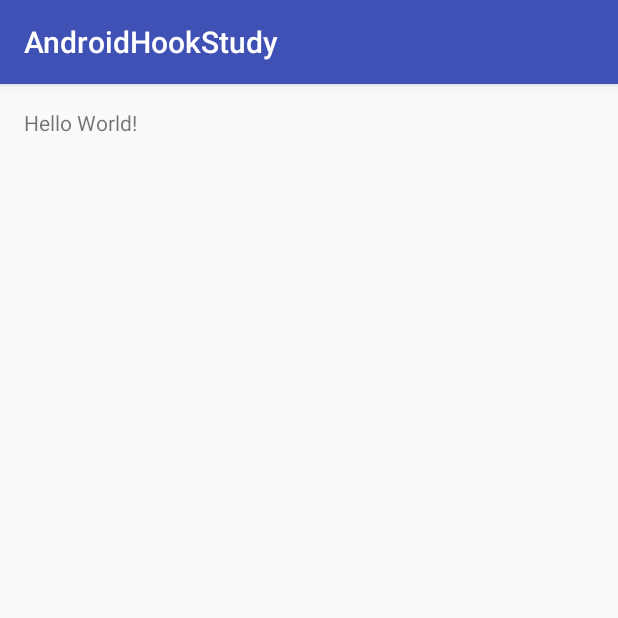
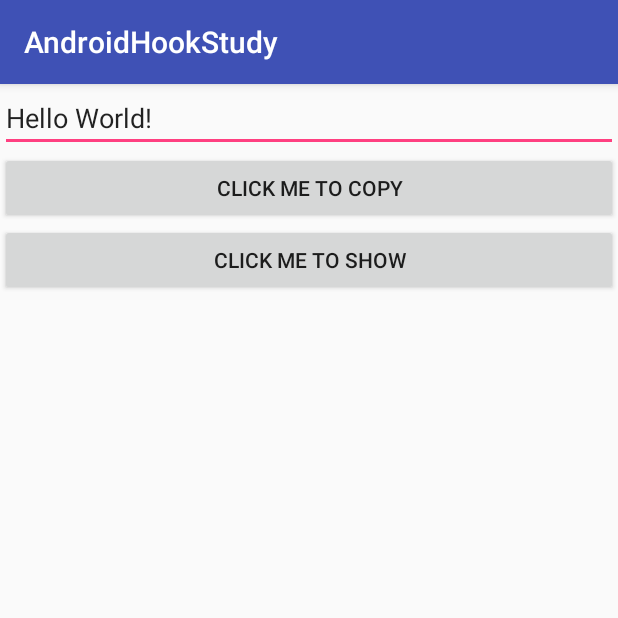
Before and after one commit to tingshuonitiao/AndroidHookStudy, an Android app: the screen it shows after launch (MainActivity), on a phone screen of 412 x 824 dp, the top half of it. Run offline under Robolectric (Android 15) with nearby library versions, the phone set to English and light mode, and no system bars.

Commit message:
done preliminary

```diff
--- /dev/null
+++ b/app/src/main/java/com/androidhook/tsnt/IClipboardHookBinderHandler.java
@@ -0,0 +1,38 @@
+package com.androidhook.tsnt;
+
+import android.os.IBinder;
+
+import java.lang.reflect.InvocationHandler;
+import java.lang.reflect.Method;
+import java.lang.reflect.Proxy;
+
+/**
+ * Created by Joinwe on 2017/8/16.
+ */
+
+public class IClipboardHookBinderHandler implements InvocationHandler {
+    private IBinder realSubject;
+    private Class iInterface;
+    private Class stubClass;
+
+    public IClipboardHookBinderHandler(IBinder realSubject) {
+        this.realSubject = realSubject;
+        try {
+            this.stubClass = Class.forName("android.content.IClipboard$Stub");
+            this.iInterface = Class.forName("android.content.IClipboard");
+        } catch (Exception e) {
+            e.printStackTrace();
+        }
+    }
+
+    @Override
+    public Object invoke(Object proxy, Method method, Object[] args) throws Throwable {
+        if ("queryLocalInterface".equals(method.getName())) {
+            return Proxy.newProxyInstance(realSubject.getClass().getClassLoader(),
+                    new Class[]{this.iInterface},
+                    new ClipboardHookBinderHandler(realSubject,stubClass));
+        }
+
+        return method.invoke(realSubject, args);
+    }
+}
--- a/app/src/main/java/com/androidhook/tsnt/MainActivity.java
+++ b/app/src/main/java/com/androidhook/tsnt/MainActivity.java
@@ -1,9 +1,20 @@
 package com.androidhook.tsnt;
 
+import android.content.ClipData;
+import android.content.ClipboardManager;
+import android.content.Context;
 import android.os.Bundle;
+import android.os.IBinder;
 import android.support.v7.app.AppCompatActivity;
+import android.view.View;
+import android.widget.Button;
+import android.widget.EditText;
+import android.widget.Toast;
 
-import com.androidhook.tsnt.androidhookstudy.R;
+import java.lang.reflect.Field;
+import java.lang.reflect.Method;
+import java.lang.reflect.Proxy;
+import java.util.Map;
 
 public class MainActivity extends AppCompatActivity {
 
@@ -11,5 +22,50 @@ public class MainActivity extends AppCompatActivity {
     protected void onCreate(Bundle savedInstanceState) {
         super.onCreate(savedInstanceState);
         setContentView(R.layout.activity_main);
+        hookClipboardService();
+        initView();
+    }
+
+    private void initView() {
+        final EditText editText = (EditText) findViewById(R.id.edittext);
+        Button copyBtn = (Button) findViewById(R.id.copy);
+        Button showBtn = (Button) findViewById(R.id.show);
+
+        final ClipboardManager clipboardManager = (ClipboardManager) getSystemService(Context.CLIPBOARD_SERVICE);
+
+        copyBtn.setOnClickListener(new View.OnClickListener() {
+            @Override
+            public void onClick(View v) {
+                String text = editText.getText().toString().trim();
+                ClipData clip = ClipData.newPlainText("simple text", text);
+                clipboardManager.setPrimaryClip(clip);
+            }
+        });
+        showBtn.setOnClickListener(new View.OnClickListener() {
+            @Override
+            public void onClick(View v) {
+                ClipData clip = clipboardManager.getPrimaryClip();
+                Toast.makeText(MainActivity.this, clip.getItemAt(0).getText(), Toast.LENGTH_SHORT).show();
+            }
+        });
+    }
+
+    private void hookClipboardService() {
+        try {
+            Class<?> serviceManager = Class.forName("android.os.ServiceManager");
+            Method getServiceMethod = serviceManager.getMethod("getService", String.class);
+            IBinder rawBinder = (IBinder) getServiceMethod.invoke(null, Context.CLIPBOARD_SERVICE);
+
+            IBinder hookBinder = (IBinder) Proxy.newProxyInstance(serviceManager.getClassLoader(),
+                    new Class[]{IBinder.class},
+                    new IClipboardHookBinderHandler(rawBinder));
+
+            Field sCacheField = serviceManager.getDeclaredField("sCache");
+            sCacheField.setAccessible(true);
+            Map<String, IBinder> sCache = (Map<String, IBinder>) sCacheField.get(null);
+            sCache.put(Context.CLIPBOARD_SERVICE, hookBinder);
+        } catch (Exception e) {
+            e.printStackTrace();
+        }
     }
 }
--- a/app/src/main/res/layout/activity_main.xml
+++ b/app/src/main/res/layout/activity_main.xml
@@ -1,18 +1,27 @@
 <?xml version="1.0" encoding="utf-8"?>
-<RelativeLayout
-    xmlns:android="http://schemas.android.com/apk/res/android"
+<LinearLayout xmlns:android="http://schemas.android.com/apk/res/android"
     xmlns:tools="http://schemas.android.com/tools"
     android:id="@+id/activity_main"
     android:layout_width="match_parent"
     android:layout_height="match_parent"
-    android:paddingBottom="@dimen/activity_vertical_margin"
-    android:paddingLeft="@dimen/activity_horizontal_margin"
-    android:paddingRight="@dimen/activity_horizontal_margin"
-    android:paddingTop="@dimen/activity_vertical_margin"
-    tools:context="com.androidhook.tsnt.androidhookstudy.MainActivity">
+    android:orientation="vertical"
+    tools:context="com.androidhook.tsnt.MainActivity">
 
-    <TextView
-        android:layout_width="wrap_content"
+    <EditText
+        android:id="@+id/edittext"
+        android:layout_width="match_parent"
         android:layout_height="wrap_content"
-        android:text="Hello World!"/>
-</RelativeLayout>
+        android:text="Hello World!" />
+
+    <Button
+        android:id="@+id/copy"
+        android:layout_width="match_parent"
+        android:layout_height="wrap_content"
+        android:text="click me to copy" />
+
+    <Button
+        android:id="@+id/show"
+        android:layout_width="match_parent"
+        android:layout_height="wrap_content"
+        android:text="click me to show" />
+</LinearLayout>
```
Also changed, not shown: app/src/main/java/com/androidhook/tsnt/ClipboardHookBinderHandler.java (added, +40 -0 lines).
